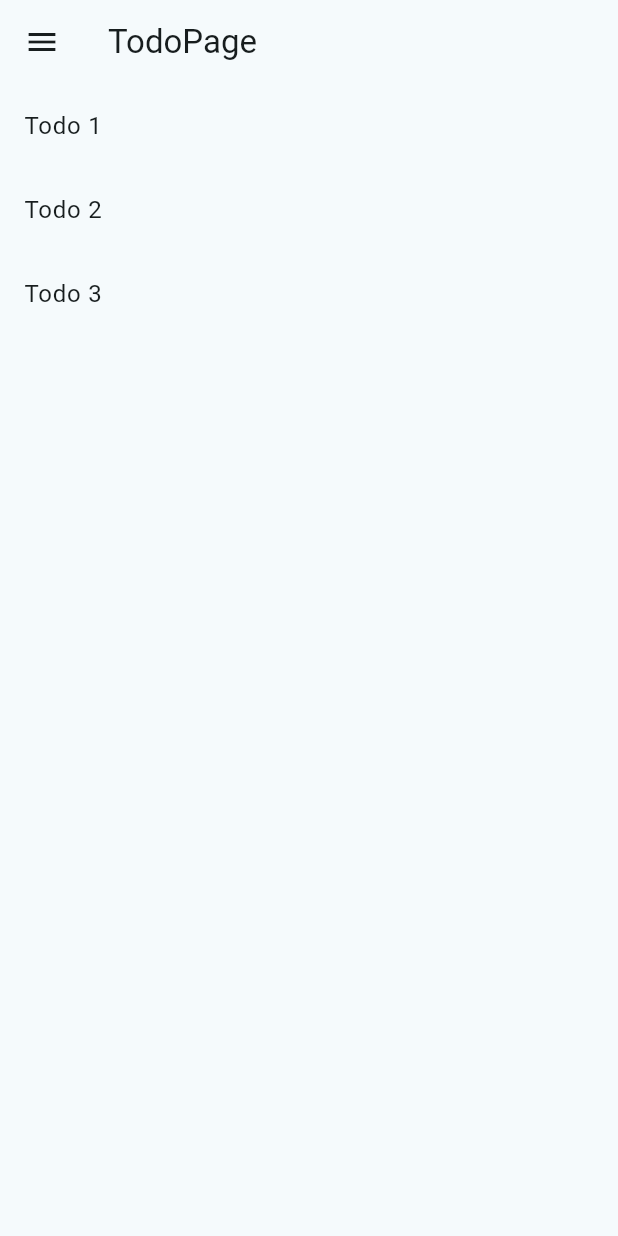
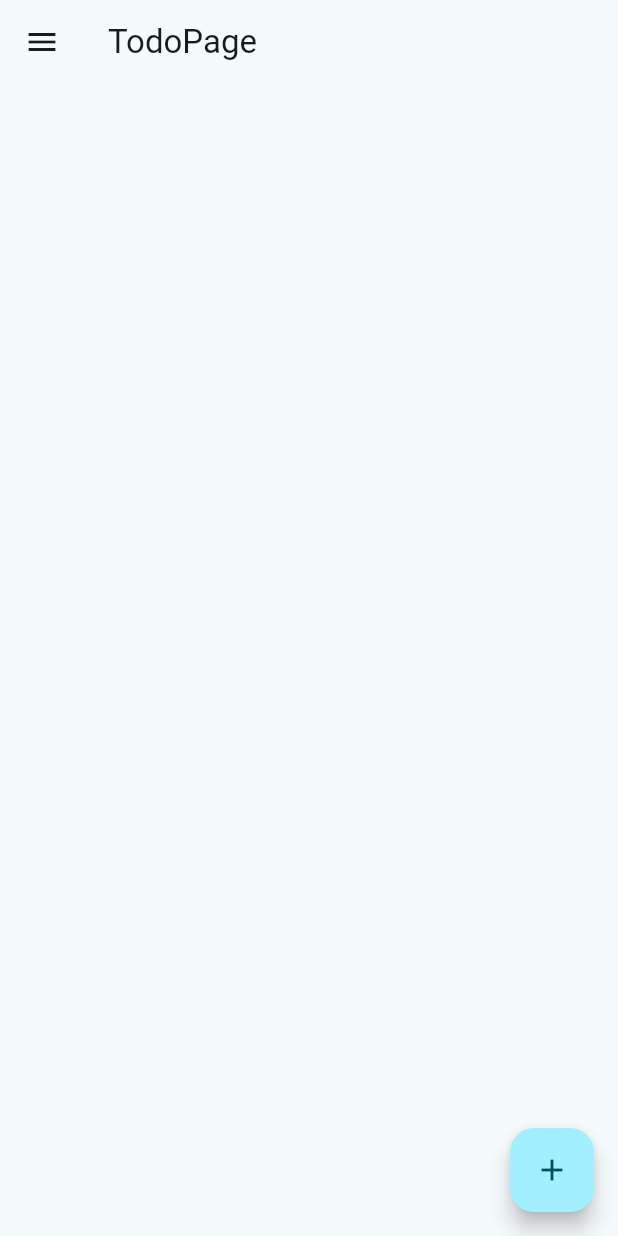
Before and after one commit to cytobi/sailor, a Flutter app: the screen it shows after launch, on a phone screen of 412 x 824 dp. Run offline on Flutter 3.47's test engine with Material 2 defaults, Android fonts, the phone set to English and light mode, and no system bars.

Commit message:
add todo infrastructure and fab

```diff
--- a/frontend/sailor_flutter/lib/main.dart
+++ b/frontend/sailor_flutter/lib/main.dart
@@ -11,7 +11,7 @@ class SailorApp extends StatelessWidget {
   @override
   Widget build(BuildContext context) {
     return ChangeNotifierProvider(
-      create: (context) => MyAppState(),
+      create: (context) => SailorAppState(),
       child: MaterialApp(
         title: 'sailor',
         theme: ThemeData(
@@ -24,7 +24,14 @@ class SailorApp extends StatelessWidget {
   }
 }
 
-class MyAppState extends ChangeNotifier {}
+class SailorAppState extends ChangeNotifier {
+  var todos = <TodoTask>[];
+
+  void addTask(TodoTask task) {
+    todos.add(task);
+    notifyListeners();
+  }
+}
 
 class SailorMainPage extends StatefulWidget {
   @override
@@ -78,11 +85,11 @@ class _SailorMainPageState extends State<SailorMainPage> {
               ),
             ),
             NavigationDrawerDestination(
-              icon: Icon(Icons.home),
-              label: Text('Home'),
+              icon: Icon(Icons.check_circle_outline),
+              label: Text('To-Do'),
             ),
             NavigationDrawerDestination(
-              icon: Icon(Icons.favorite),
+              icon: Icon(Icons.more),
               label: Text('More'),
             ),
           ],
@@ -95,20 +102,55 @@ class _SailorMainPageState extends State<SailorMainPage> {
 class TodoPage extends StatelessWidget {
   @override
   Widget build(BuildContext context) {
+    var appState = context.watch<SailorAppState>();
+    var todos = appState.todos;
+
     return Scaffold(
       body: ListView(
         children: [
-          ListTile(
-            title: Text('Todo 1'),
-          ),
-          ListTile(
-            title: Text('Todo 2'),
-          ),
-          ListTile(
-            title: Text('Todo 3'),
-          ),
+          for (var todo in todos) TodoCard(task: todo),
         ],
+      ),
+      floatingActionButton: FloatingActionButton(
+        onPressed: () {
+          appState.addTask(TodoTask(title: 'New Task'));
+        },
+        child: Icon(Icons.add),
       ),
     );
   }
 }
+
+class TodoTask {
+  String title;
+  String description;
+  bool isDone;
+  bool isImportant;
+
+  TodoTask({
+    required this.title,
+    this.description = '',
+    this.isDone = false,
+    this.isImportant = false,
+  });
+}
+
+class TodoCard extends StatelessWidget {
+  final TodoTask task;
+
+  const TodoCard({required this.task});
+
+  @override
+  Widget build(BuildContext context) {
+    return Card(
+      child: ListTile(
+        title: Text(task.title),
+        subtitle: Text(task.description),
+        trailing: IconButton(
+          icon: Icon(Icons.check_circle_outline),
+          onPressed: () {},
+        ),
+      ),
+    );
+  }
+}
```
